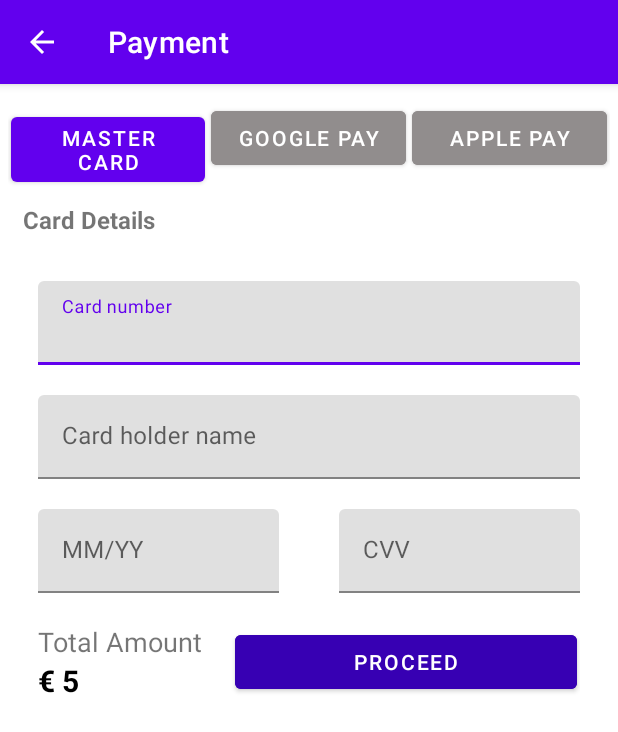
After one commit to shylendramadda/android-nestle-demo, an Android app: the PaymentActivity screen opened directly, with no data from a screen before it, on a phone screen of 412 x 824 dp. The commit adds this screen. Shown: the top 732 px of the screen. Run offline under Robolectric (Android 15) with nearby library versions, the phone set to English and light mode, and no system bars; our stand-ins replace ButterKnife.

Commit message:
Add payment UI

```diff
--- a/app/src/main/java/com/example/nestledemo/ui/components/addons/AddonActivity.java
+++ b/app/src/main/java/com/example/nestledemo/ui/components/addons/AddonActivity.java
@@ -6,6 +6,7 @@ import android.os.Bundle;
 import com.example.nestledemo.BuildConfig;
 import com.example.nestledemo.R;
 import com.example.nestledemo.ui.components.base.BaseActivity;
+import com.example.nestledemo.ui.components.payment.PaymentActivity;
 
 import butterknife.OnClick;
 
@@ -30,4 +31,9 @@ public class AddonActivity extends BaseActivity {
         sendIntent.setType("text/plain");
         startActivity(sendIntent);
     }
+
+    @OnClick(R.id.btnSkip)
+    void onSkip() {
+        startActivity(new Intent(this, PaymentActivity.class));
+    }
 }
--- a/app/src/main/java/com/example/nestledemo/ui/components/home/HomeActivity.java
+++ b/app/src/main/java/com/example/nestledemo/ui/components/home/HomeActivity.java
@@ -32,7 +32,6 @@ import static com.example.nestledemo.utils.PrefUtils.IS_LOGIN;
 import static com.example.nestledemo.utils.PrefUtils.MOBILE_NUM;
 
 public class HomeActivity extends AppCompatActivity {
-
 
     @BindView(R.id.drawerLayout)
     DrawerLayout drawerLayout;
@@ -97,7 +96,6 @@ public class HomeActivity extends AppCompatActivity {
                         CURRENT_TAG = TAG_REWARDS;
                         startActivity(new Intent(HomeActivity.this, RewardsActivity.class));
                         break;
-
                     case R.id.nav_stores:
                         navItemIndex = 3;
                         CURRENT_TAG = TAG_STORES;
@@ -108,7 +106,6 @@ public class HomeActivity extends AppCompatActivity {
                         CURRENT_TAG = TAG_SOCIAL;
                         startActivity(new Intent(HomeActivity.this, ProfileActivity.class));
                         break;
-
                     case R.id.nav_about_us:
                         drawerLayout.closeDrawers();
                         startActivity(new Intent(Intent.ACTION_VIEW).setData(Uri.parse("https://www.nestle.com/")));
--- /dev/null
+++ b/app/src/main/java/com/example/nestledemo/ui/components/payment/PaymentActivity.java
@@ -0,0 +1,26 @@
+package com.example.nestledemo.ui.components.payment;
+
+import android.os.Bundle;
+
+import com.example.nestledemo.R;
+import com.example.nestledemo.ui.components.base.BaseActivity;
+
+import butterknife.OnClick;
+
+public class PaymentActivity extends BaseActivity {
+
+    @Override
+    protected void onCreate(Bundle savedInstanceState) {
+        super.onCreate(savedInstanceState);
+    }
+
+    @Override
+    protected int getLayoutResourceId() {
+        return R.layout.activity_payment;
+    }
+
+    @OnClick(R.id.btnProceed)
+    void onProceed() {
+
+    }
+}
--- /dev/null
+++ b/app/src/main/res/layout/activity_payment.xml
@@ -0,0 +1,174 @@
+<?xml version="1.0" encoding="utf-8"?>
+<ScrollView xmlns:android="http://schemas.android.com/apk/res/android"
+    xmlns:tools="http://schemas.android.com/tools"
+    android:layout_width="match_parent"
+    android:layout_height="match_parent"
+    tools:context=".ui.components.payment.PaymentActivity">
+
+    <LinearLayout
+        android:layout_width="match_parent"
+        android:layout_height="wrap_content"
+        android:layout_marginHorizontal="5dp"
+        android:orientation="vertical">
+
+        <LinearLayout
+            android:layout_width="match_parent"
+            android:layout_height="wrap_content"
+            android:layout_marginTop="10dp"
+            android:orientation="horizontal">
+
+            <Button
+                android:layout_width="0dp"
+                android:layout_height="wrap_content"
+                android:layout_margin="2dp"
+                android:layout_weight="1"
+                android:text="@string/master_card"
+                tools:ignore="ButtonStyle" />
+
+            <Button
+                android:layout_width="0dp"
+                android:layout_height="wrap_content"
+                android:layout_margin="2dp"
+                android:layout_weight="1"
+                android:backgroundTint="@color/gray"
+                android:text="@string/google_pay"
+                tools:ignore="ButtonStyle" />
+
+            <Button
+                android:layout_width="0dp"
+                android:layout_height="wrap_content"
+                android:layout_margin="2dp"
+                android:layout_weight="1"
+                android:backgroundTint="@color/gray"
+                android:text="@string/apple_pay"
+                tools:ignore="ButtonStyle" />
+
+        </LinearLayout>
+
+        <TextView
+            android:layout_width="match_parent"
+            android:layout_height="wrap_content"
+            android:padding="10dp"
+            android:text="@string/card_details"
+            android:textSize="16sp"
+            android:textStyle="bold" />
+
+        <com.google.android.material.textfield.TextInputLayout
+            android:layout_width="match_parent"
+            android:layout_height="wrap_content"
+            android:layout_marginHorizontal="20dp"
+            android:layout_marginTop="20dp">
+
+            <com.google.android.material.textfield.TextInputEditText
+                android:id="@+id/etCardNumber"
+                android:layout_width="match_parent"
+                android:layout_height="wrap_content"
+                android:hint="@string/card_number"
+                android:inputType="number"
+                android:maxLength="16" />
+
+        </com.google.android.material.textfield.TextInputLayout>
+
+        <com.google.android.material.textfield.TextInputLayout
+            android:layout_width="match_parent"
+            android:layout_height="wrap_content"
+            android:layout_marginHorizontal="20dp"
+            android:layout_marginTop="20dp">
+
+            <com.google.android.material.textfield.TextInputEditText
+                android:id="@+id/etCardHolderName"
+                android:layout_width="match_parent"
+                android:layout_height="wrap_content"
+                android:hint="@string/holder_name"
+                android:inputType="textPersonName"
+                android:maxLength="16" />
+
+        </com.google.android.material.textfield.TextInputLayout>
+
+        <LinearLayout
+            android:layout_width="match_parent"
+            android:layout_height="wrap_content"
+            android:baselineAligned="false"
+            android:orientation="horizontal">
+
+            <com.google.android.material.textfield.TextInputLayout
+                android:layout_width="0dp"
+                android:layout_height="wrap_content"
+                android:layout_marginHorizontal="20dp"
+                android:layout_marginTop="20dp"
+                android:layout_weight="1">
+
+                <com.google.android.material.textfield.TextInputEditText
+                    android:id="@+id/etExpiresIn"
+                    android:layout_width="match_parent"
+                    android:layout_height="wrap_content"
+                    android:hint="@string/mm_yy"
+                    android:inputType="number|date"
+                    android:maxLength="16" />
+
+            </com.google.android.material.textfield.TextInputLayout>
+
+            <com.google.android.material.textfield.TextInputLayout
+                android:layout_width="0dp"
+                android:layout_height="wrap_content"
+                android:layout_marginHorizontal="20dp"
+                android:layout_marginTop="20dp"
+                android:layout_weight="1">
+
+                <com.google.android.material.textfield.TextInputEditText
+                    android:id="@+id/etCVV"
+                    android:layout_width="match_parent"
+                    android:layout_height="wrap_content"
+                    android:hint="@string/cvv"
+                    android:inputType="number"
+                    android:maxLength="16" />
+
+            </com.google.android.material.textfield.TextInputLayout>
+
+        </LinearLayout>
+
+        <LinearLayout
+            android:layout_width="match_parent"
+            android:layout_height="wrap_content"
+            android:layout_marginHorizontal="20dp"
+            android:layout_marginTop="20dp"
+            android:orientation="horizontal">
+
+            <LinearLayout
+                android:layout_width="wrap_content"
+                android:layout_height="wrap_content"
+                android:layout_marginHorizontal="5dp"
+                android:layout_marginEnd="20dp"
+                android:orientation="vertical">
+
+                <TextView
+                    android:layout_width="wrap_content"
+                    android:layout_height="wrap_content"
+                    android:text="@string/total_amount"
+                    android:textSize="18sp" />
+
+                <TextView
+                    android:id="@+id/amountTV"
+                    android:layout_width="wrap_content"
+                    android:layout_height="wrap_content"
+                    android:textColor="@color/black"
+                    android:textSize="20sp"
+                    android:textStyle="bold"
+                    android:text="@string/_5" />
+
+            </LinearLayout>
+
+            <Button
+                android:id="@+id/btnProceed"
+                android:layout_width="0dp"
+                android:layout_height="wrap_content"
+                android:layout_margin="2dp"
+                android:layout_weight="1"
+                android:backgroundTint="@color/purple_700"
+                android:text="@string/proceed" />
+
+        </LinearLayout>
+
+    </LinearLayout>
+
+</ScrollView>
--- a/app/src/main/res/layout/content_main.xml
+++ b/app/src/main/res/layout/content_main.xml
@@ -23,7 +23,7 @@
         android:layout_gravity="bottom"
         android:layout_margin="30dp"
         app:backgroundTint="@color/purple_500"
-        app:srcCompat="@android:drawable/ic_menu_camera"
+        app:srcCompat="@drawable/ic_qr_code_scanner"
         tools:ignore="ContentDescription" />
 
 </RelativeLayout>
--- a/app/src/main/res/values/strings.xml
+++ b/app/src/main/res/values/strings.xml
@@ -29,8 +29,31 @@
     <string name="address">Address</string>
     <string name="other">Other</string>
     <string name="nav_rewards">Rewards</string>
-    <string name="nav_stores">"Near by stores "</string>
+    <string name="nav_stores">Near by stores</string>
     <string name="nav_social">Social</string>
-    <string name="Rewards">Rewards</string>
-    <string name="Rewardpoints">Rewardpoints</string>
+    <string name="rewards">Rewards</string>
+    <string name="reward_points">Reward points</string>
+    <string name="flavors">Flavors</string>
+    <string name="up_sale">Up Sale</string>
+    <string name="grab_a_crossiant_for_1_euro">Grab a Crossiant for 1 Euro!</string>
+    <string name="limited_time_only">Limited time only!!</string>
+    <string name="get_discount_for_gas">Get Discount for gas.</string>
+    <string name="save_0_5_euro_lt">Save 0.5 Euro/lt</string>
+    <string name="refer_and_earn">Refer and earn</string>
+    <string name="get_a_chance_to_win">Get a chance to win</string>
+    <string name="movie_tickets">Movie Tickets</string>
+    <string name="more_offers_in_store">More offers in store</string>
+    <string name="skip">Skip</string>
+    <string name="proceed">Proceed</string>
+    <string name="payment">Payment</string>
+    <string name="master_card">Master Card</string>
+    <string name="google_pay">Google Pay</string>
+    <string name="apple_pay">Apple Pay</string>
+    <string name="card_details">Card Details</string>
+    <string name="mm_yy">MM/YY</string>
+    <string name="cvv">CVV</string>
+    <string name="holder_name">Card holder name</string>
+    <string name="card_number">Card number</string>
+    <string name="total_amount">Total Amount</string>
+    <string name="_5">&#8364; 5</string>
 </resources>
```
Also changed, not shown: app/src/main/AndroidManifest.xml (+17 -8 lines), app/src/main/res/drawable/ic_qr_code_scanner.xml (added, +9 -0 lines), app/src/main/res/layout/activity_addon.xml (+59 -30 lines).
